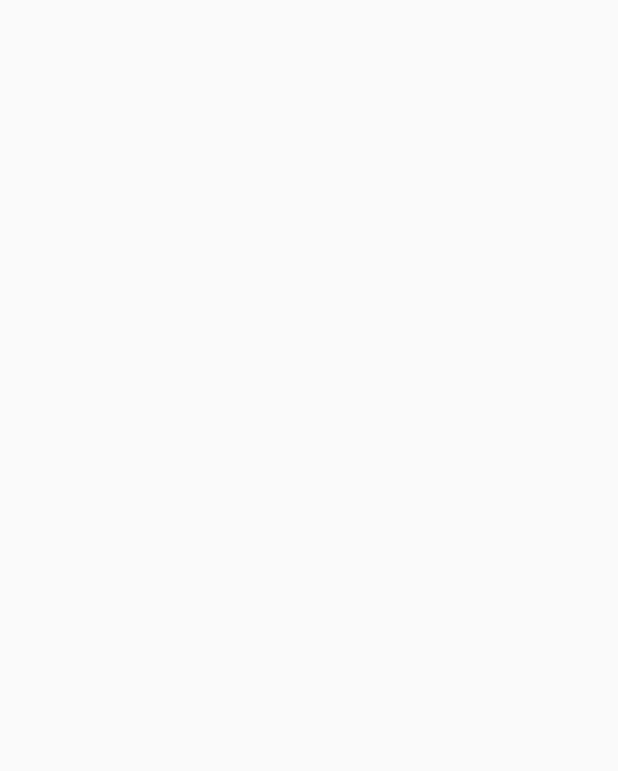
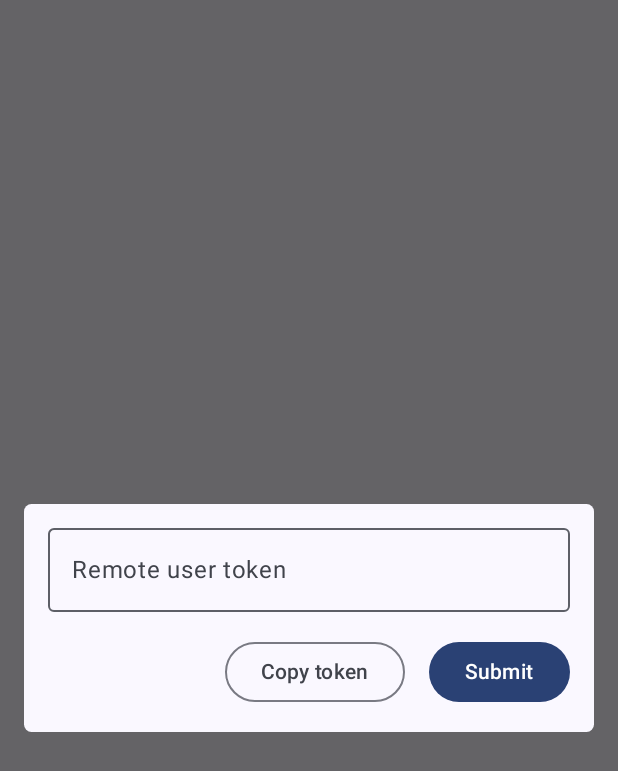
Before and after one commit to EvgenyPlaksin/FcmPushNotifications, an Android app built with Jetpack Compose: the screen it shows after launch (MainActivity), on a phone screen of 412 x 824 dp. Before the commit the part shown is empty. Shown: the top 771 px of the screen. Run offline under Robolectric (Android 15) with nearby library versions, the phone set to English and light mode, and no system bars.

Commit message:
finish ui commit

```diff
--- a/app/src/main/AndroidManifest.xml
+++ b/app/src/main/AndroidManifest.xml
@@ -3,9 +3,11 @@
     xmlns:tools="http://schemas.android.com/tools">
 
     <uses-permission android:name="android.permission.INTERNET"/>
+    <uses-permission android:name="android.permission.POST_NOTIFICATIONS"/>
 
     <application
         android:allowBackup="true"
+        android:usesCleartextTraffic="true"
         android:dataExtractionRules="@xml/data_extraction_rules"
         android:fullBackupContent="@xml/backup_rules"
         android:icon="@mipmap/ic_launcher"
@@ -17,7 +19,6 @@
         <activity
             android:name=".MainActivity"
             android:exported="true"
-            android:label="@string/app_name"
             android:theme="@style/Theme.FcmPushNotifications">
             <intent-filter>
                 <action android:name="android.intent.action.MAIN" />
--- /dev/null
+++ b/app/src/main/java/com/lnight/fcmpushnotificationshttpv1/EnterTokenDialogue.kt
@@ -0,0 +1,99 @@
+package com.lnight.fcmpushnotificationshttpv1
+
+import android.widget.Toast
+import androidx.compose.foundation.background
+import androidx.compose.foundation.layout.Arrangement
+import androidx.compose.foundation.layout.Column
+import androidx.compose.foundation.layout.Row
+import androidx.compose.foundation.layout.Spacer
+import androidx.compose.foundation.layout.fillMaxWidth
+import androidx.compose.foundation.layout.height
+import androidx.compose.foundation.layout.padding
+import androidx.compose.foundation.layout.width
+import androidx.compose.foundation.shape.RoundedCornerShape
+import androidx.compose.material3.Button
+import androidx.compose.material3.MaterialTheme
+import androidx.compose.material3.OutlinedButton
+import androidx.compose.material3.OutlinedTextField
+import androidx.compose.material3.Text
+import androidx.compose.runtime.Composable
+import androidx.compose.runtime.rememberCoroutineScope
+import androidx.compose.ui.Modifier
+import androidx.compose.ui.draw.clip
+import androidx.compose.ui.platform.LocalClipboardManager
+import androidx.compose.ui.platform.LocalContext
+import androidx.compose.ui.text.AnnotatedString
+import androidx.compose.ui.unit.dp
+import androidx.compose.ui.window.Dialog
+import androidx.compose.ui.window.DialogProperties
+import com.google.firebase.Firebase
+import com.google.firebase.messaging.messaging
+import kotlinx.coroutines.launch
+import kotlinx.coroutines.tasks.await
+
+@Composable
+fun EnterTokenDialogue(
+    token: String,
+    onTokenChange: (String) -> Unit,
+    onSubmit: () -> Unit
+) {
+    val clipboardManager = LocalClipboardManager.current
+    val context = LocalContext.current
+    val scope = rememberCoroutineScope()
+
+    Dialog(
+        onDismissRequest = {},
+        properties = DialogProperties(
+            dismissOnBackPress = false,
+            dismissOnClickOutside = false
+        )
+    ) {
+        Column(
+            modifier = Modifier
+                .padding(horizontal = 16.dp)
+                .fillMaxWidth()
+                .clip(RoundedCornerShape(5.dp))
+                .background(MaterialTheme.colorScheme.surface)
+                .padding(16.dp)
+        ) {
+            OutlinedTextField(
+                value = token,
+                onValueChange = onTokenChange,
+                modifier = Modifier.fillMaxWidth(),
+                placeholder = {
+                    Text("Remote user token")
+                },
+                maxLines = 1
+            )
+            Spacer(Modifier.height(16.dp))
+            Row(
+               modifier = Modifier.fillMaxWidth(),
+                horizontalArrangement = Arrangement.End
+            ) {
+                OutlinedButton(
+                    onClick = {
+                        scope.launch {
+                            val localToken = Firebase.messaging.token.await()
+                            clipboardManager.setText(AnnotatedString(localToken))
+
+                            Toast.makeText(
+                                context,
+                                "Copied local token!",
+                                Toast.LENGTH_LONG
+                            ).show()
+                        }
+                    }
+                ) {
+                    Text("Copy token")
+                }
+                Spacer(modifier = Modifier.width(16.dp))
+                Button(
+                    onClick = onSubmit
+                ) {
+                    Text("Submit")
+                }
+            }
+
+        }
+    }
+}
--- a/app/src/main/java/com/lnight/fcmpushnotificationshttpv1/MainActivity.kt
+++ b/app/src/main/java/com/lnight/fcmpushnotificationshttpv1/MainActivity.kt
@@ -1,23 +1,70 @@
 package com.lnight.fcmpushnotificationshttpv1
 
+import android.Manifest
+import android.content.pm.PackageManager
+import android.os.Build
 import android.os.Bundle
 import androidx.activity.ComponentActivity
 import androidx.activity.compose.setContent
+import androidx.activity.viewModels
 import androidx.compose.foundation.layout.fillMaxSize
 import androidx.compose.material3.MaterialTheme
 import androidx.compose.material3.Surface
-import androidx.compose.material3.Text
-import androidx.compose.runtime.Composable
 import androidx.compose.ui.Modifier
-import androidx.compose.ui.tooling.preview.Preview
+import androidx.core.app.ActivityCompat
+import androidx.core.content.ContextCompat
 import com.lnight.fcmpushnotificationshttpv1.ui.theme.FcmPushNotificationsTheme
 
 class MainActivity : ComponentActivity() {
+
+    private val viewModel: ChatViewModel by viewModels()
+
     override fun onCreate(savedInstanceState: Bundle?) {
         super.onCreate(savedInstanceState)
+        requestNotificationPermission()
         setContent {
             FcmPushNotificationsTheme {
+                Surface(
+                    color = MaterialTheme.colorScheme.background,
+                    modifier = Modifier.fillMaxSize()
+                ) {
+                    val state = viewModel.state
+                    if(state.isEnteringToken) {
+                        EnterTokenDialogue(
+                            token = state.remoteToken,
+                            onTokenChange = viewModel::onRemoteTokenChange,
+                            onSubmit = viewModel::onSubmitRemoteToken
+                        )
+                    } else {
+                        ChatScreen(
+                            messageText = state.messageText,
+                            onMessageSend = {
+                                viewModel.sendMessage(isBroadcast = false)
+                            },
+                            onMessageBroadcast = {
+                                viewModel.sendMessage(isBroadcast = true)
+                            },
+                            onMessageChange = viewModel::onMessageChange
+                        )
+                    }
+                }
+            }
+        }
+    }
 
+    private fun requestNotificationPermission() {
+        if(Build.VERSION.SDK_INT >= Build.VERSION_CODES.TIRAMISU) {
+            val hasPermission = ContextCompat.checkSelfPermission(
+                this,
+                Manifest.permission.POST_NOTIFICATIONS
+            ) == PackageManager.PERMISSION_GRANTED
+
+            if(!hasPermission) {
+                ActivityCompat.requestPermissions(
+                    this,
+                    arrayOf(Manifest.permission.POST_NOTIFICATIONS),
+                    0
+                )
             }
         }
     }
```
Also changed, not shown: app/src/main/java/com/lnight/fcmpushnotificationshttpv1/ChatScreen.kt (added, +73 -0 lines).
